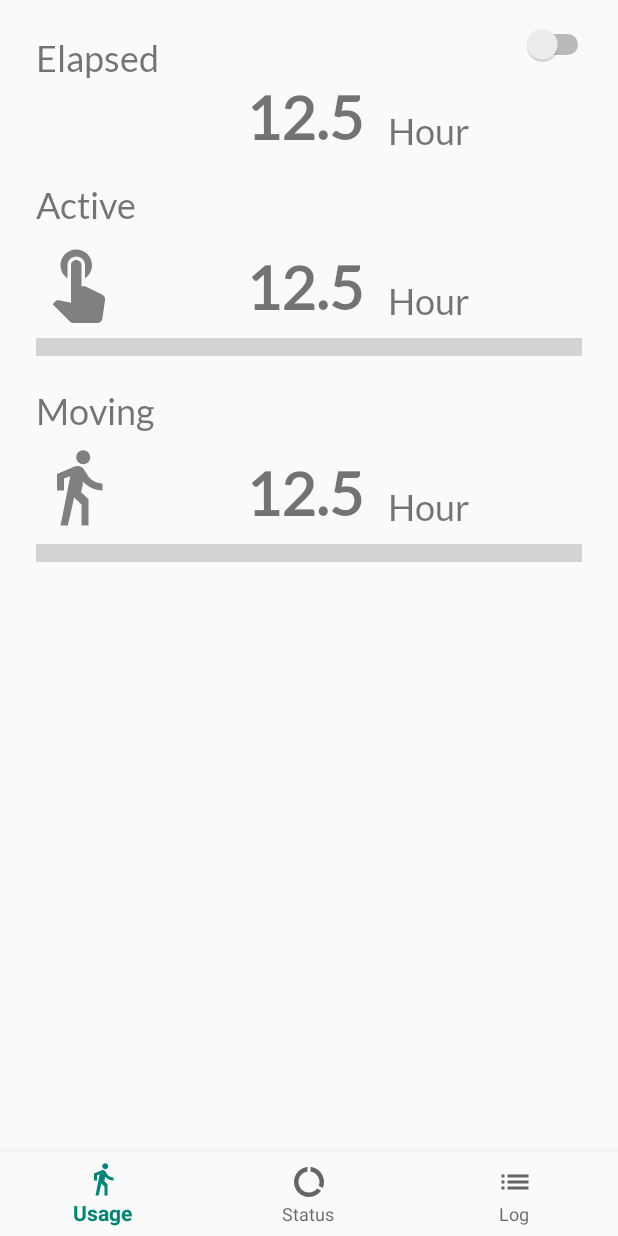
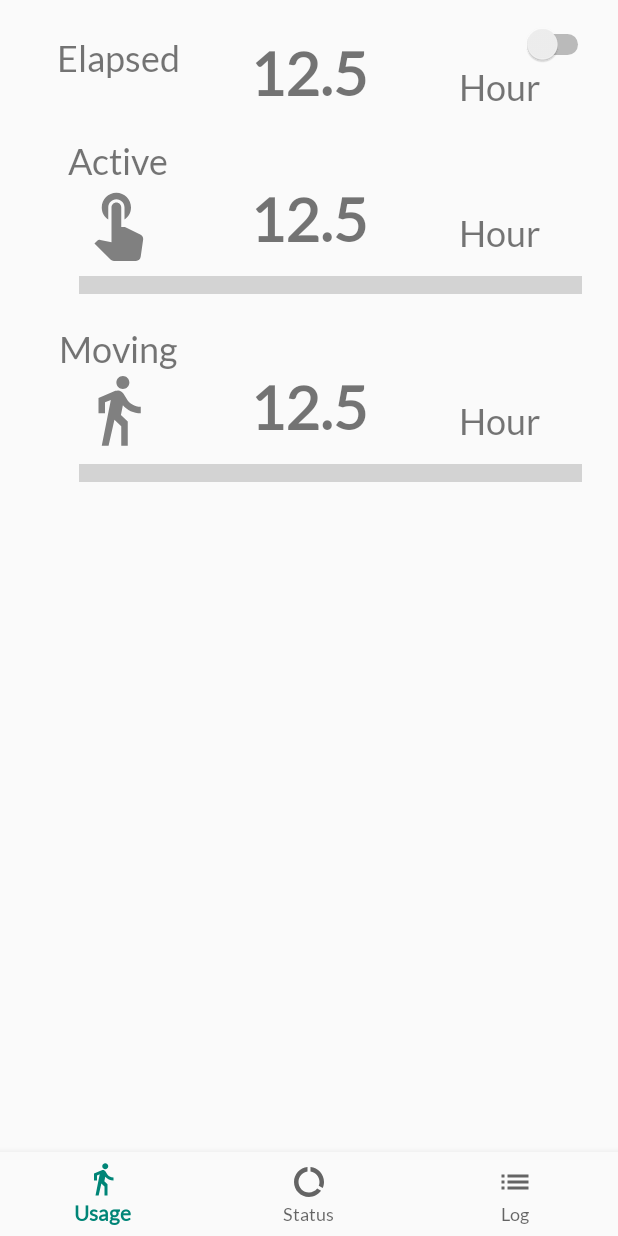
Before and after one commit to hotaru84/logger, an Android app: the screen it shows after launch (MainActivity), on a phone screen of 412 x 824 dp. Run offline under Robolectric (Android 15) with nearby library versions, the phone set to English and light mode, and no system bars; our stand-ins replace Room's generated code, navigation-ui; libraries missing offline, so code that uses them is left out: fi.iki.elonen; 5 statements that could not run were skipped.

Commit message:
update layout

```diff
--- a/app/src/main/res/layout/progress_card.xml
+++ b/app/src/main/res/layout/progress_card.xml
@@ -10,11 +10,11 @@
 
     <ImageView
         android:id="@+id/icon"
-        android:layout_width="56dp"
-        android:layout_height="56dp"
-        android:layout_marginTop="8dp"
+        android:layout_width="52dp"
+        android:layout_height="52dp"
         android:src="@drawable/ic_touch_app_black_24dp"
         android:tint="@android:color/tertiary_text_light"
+        app:layout_constraintEnd_toEndOf="@+id/label_text"
         app:layout_constraintStart_toStartOf="@+id/label_text"
         app:layout_constraintTop_toBottomOf="@+id/label_text" />
 
@@ -22,14 +22,15 @@
         android:id="@+id/value_text"
         android:layout_width="0dp"
         android:layout_height="wrap_content"
-        android:fontFamily="@font/lato"
         android:text="12.5"
-        android:textAlignment="textEnd"
+        android:textAlignment="center"
         android:textSize="40sp"
         android:textStyle="bold"
-        app:layout_constraintBottom_toBottomOf="@+id/icon"
+        app:layout_constraintBottom_toBottomOf="parent"
         app:layout_constraintEnd_toStartOf="@+id/guideline"
-        app:layout_constraintStart_toEndOf="@+id/icon" />
+        app:layout_constraintHorizontal_bias="1.0"
+        app:layout_constraintStart_toStartOf="@+id/guideline2"
+        app:layout_constraintTop_toTopOf="parent" />
 
     <androidx.constraintlayout.widget.Guideline
         android:id="@+id/guideline"
@@ -38,17 +39,24 @@
         android:orientation="vertical"
         app:layout_constraintBottom_toBottomOf="parent"
         app:layout_constraintEnd_toEndOf="parent"
-        app:layout_constraintGuide_percent="0.6"
+        app:layout_constraintGuide_percent="0.7"
         app:layout_constraintStart_toStartOf="parent"
         app:layout_constraintTop_toTopOf="parent" />
+
+    <androidx.constraintlayout.widget.Guideline
+        android:id="@+id/guideline2"
+        android:layout_width="wrap_content"
+        android:layout_height="wrap_content"
+        android:orientation="vertical"
+        app:layout_constraintGuide_percent="0.3" />
 
     <TextView
         android:id="@+id/label_text"
         android:layout_width="wrap_content"
         android:layout_height="wrap_content"
-        android:fontFamily="@font/lato"
         android:text="Active"
         android:textSize="24sp"
+        app:layout_constraintEnd_toStartOf="@+id/guideline2"
         app:layout_constraintStart_toStartOf="parent"
         app:layout_constraintTop_toTopOf="parent" />
 
@@ -56,9 +64,8 @@
         android:id="@+id/unit_text"
         android:layout_width="0dp"
         android:layout_height="wrap_content"
-        android:layout_marginStart="16dp"
-        android:fontFamily="@font/lato"
         android:text="Hour"
+        android:textAlignment="center"
         android:textSize="24sp"
         app:layout_constraintBottom_toBottomOf="@+id/value_text"
         app:layout_constraintEnd_toEndOf="parent"
--- a/app/src/main/res/layout/summary_card.xml
+++ b/app/src/main/res/layout/summary_card.xml
@@ -14,32 +14,37 @@
         android:layout_width="wrap_content"
         android:layout_height="wrap_content"
         android:orientation="vertical"
-        app:layout_constraintGuide_percent="0.6" />
+        app:layout_constraintGuide_percent="0.7" />
+
+    <androidx.constraintlayout.widget.Guideline
+        android:id="@+id/guideline3"
+        android:layout_width="wrap_content"
+        android:layout_height="wrap_content"
+        android:orientation="vertical"
+        app:layout_constraintGuide_percent="0.3" />
 
     <TextView
         android:id="@+id/value_text"
         android:layout_width="0dp"
         android:layout_height="wrap_content"
-        android:layout_marginStart="32dp"
-        android:fontFamily="@font/lato"
         android:text="12.5"
-        android:textAlignment="textEnd"
+        android:textAlignment="center"
         android:textSize="40sp"
         android:textStyle="bold"
         app:layout_constraintBottom_toBottomOf="parent"
         app:layout_constraintEnd_toStartOf="@+id/guideline"
         app:layout_constraintHorizontal_bias="0.0"
-        app:layout_constraintStart_toStartOf="parent"
-        app:layout_constraintTop_toBottomOf="@+id/label_text"
+        app:layout_constraintStart_toStartOf="@+id/guideline3"
+        app:layout_constraintTop_toTopOf="parent"
         app:layout_constraintVertical_bias="0.0" />
 
     <TextView
         android:id="@+id/label_text"
         android:layout_width="wrap_content"
         android:layout_height="wrap_content"
-        android:fontFamily="@font/lato"
         android:text="Elapsed"
         android:textSize="24sp"
+        app:layout_constraintEnd_toStartOf="@+id/guideline3"
         app:layout_constraintStart_toStartOf="parent"
         app:layout_constraintTop_toTopOf="parent" />
 
@@ -47,9 +52,8 @@
         android:id="@+id/unit_text"
         android:layout_width="0dp"
         android:layout_height="wrap_content"
-        android:layout_marginStart="16dp"
-        android:fontFamily="@font/lato"
         android:text="Hour"
+        android:textAlignment="center"
         android:textSize="24sp"
         app:layout_constraintBottom_toBottomOf="@+id/value_text"
         app:layout_constraintEnd_toEndOf="parent"
--- a/app/src/main/res/values/styles.xml
+++ b/app/src/main/res/values/styles.xml
@@ -6,5 +6,6 @@
         <item name="colorPrimary">@color/colorPrimary</item>
         <item name="colorPrimaryDark">@color/colorPrimaryDark</item>
         <item name="colorAccent">@color/colorAccent</item>
+        <item name="fontFamily">@font/lato</item>
     </style>
 </resources>
```
